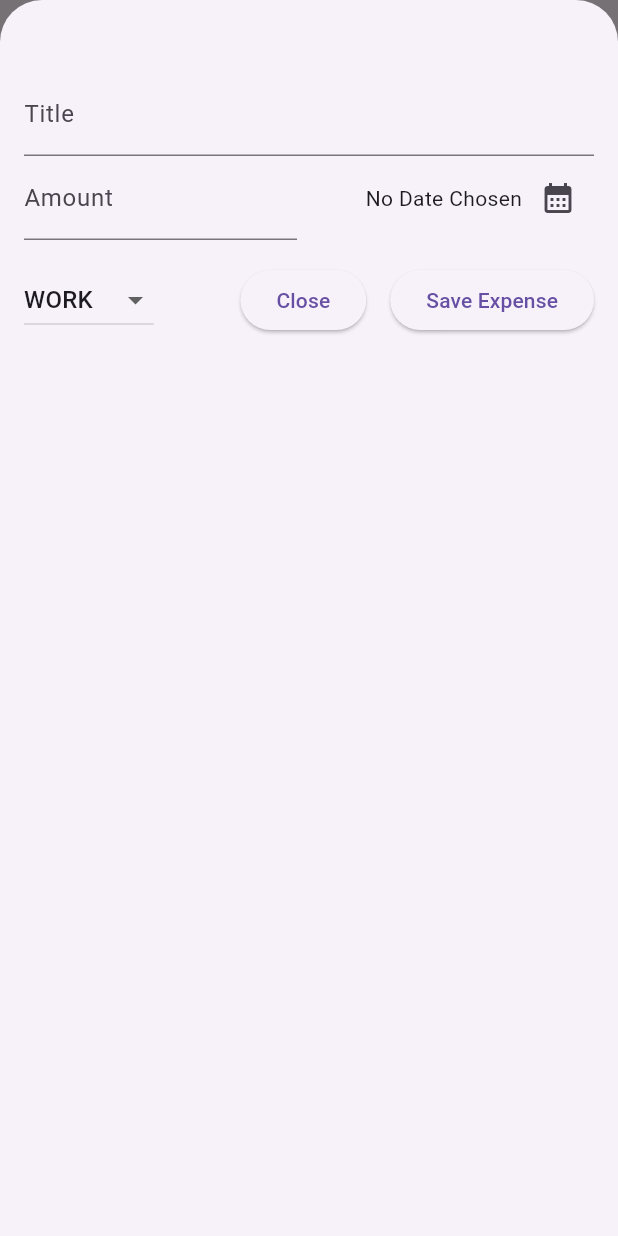
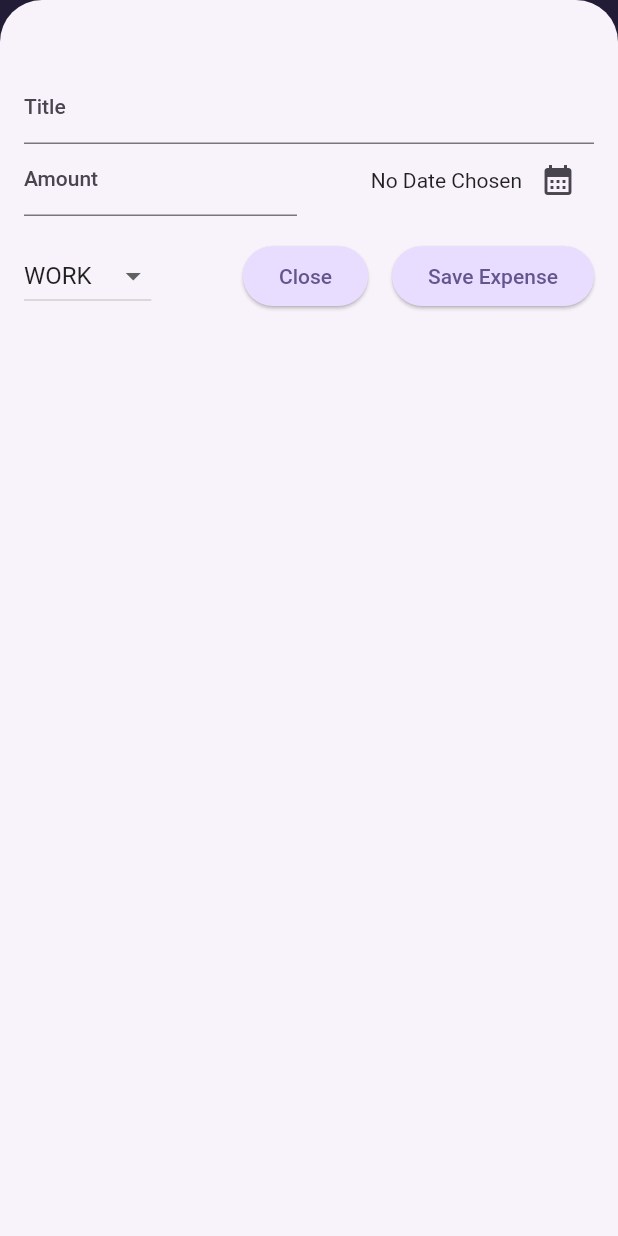
Before and after one commit to yasser942/expense_tracker, a Flutter app: the screen it shows after launch, after a tap on the "add" icon, on a phone screen of 412 x 824 dp. Run offline on Flutter 3.47's test engine with Material 2 defaults, Android fonts, the phone set to English and light mode, and no system bars.

Commit message:
Project Finished

```diff
--- a/lib/main.dart
+++ b/lib/main.dart
@@ -1,11 +1,65 @@
+import 'package:flutter/material.dart';
+
 import 'package:expense_tracker/widgets/expenses.dart';
-import 'package:flutter/material.dart';
+
+var kColorScheme = ColorScheme.fromSeed(
+  seedColor: const Color.fromARGB(255, 96, 59, 181),
+);
+
+var kDarkColorScheme = ColorScheme.fromSeed(
+  brightness: Brightness.dark,
+  seedColor: const Color.fromARGB(255, 5, 99, 125),
+);
 
 void main() {
   runApp(
     MaterialApp(
+      darkTheme: ThemeData.dark().copyWith(
+        useMaterial3: true,
+        colorScheme: kDarkColorScheme,
+        cardTheme: const CardTheme().copyWith(
+          color: kDarkColorScheme.secondaryContainer,
+          margin: const EdgeInsets.symmetric(
+            horizontal: 16,
+            vertical: 8,
+          ),
+        ),
+        elevatedButtonTheme: ElevatedButtonThemeData(
+          style: ElevatedButton.styleFrom(
+            backgroundColor: kDarkColorScheme.primaryContainer,
+            foregroundColor: kDarkColorScheme.onPrimaryContainer,
+          ),
+        ),
+      ),
+      theme: ThemeData().copyWith(
+        useMaterial3: true,
+        colorScheme: kColorScheme,
+        appBarTheme: const AppBarTheme().copyWith(
+          backgroundColor: kColorScheme.onPrimaryContainer,
+          foregroundColor: kColorScheme.primaryContainer,
+        ),
+        cardTheme: const CardTheme().copyWith(
+          color: kColorScheme.secondaryContainer,
+          margin: const EdgeInsets.symmetric(
+            horizontal: 16,
+            vertical: 8,
+          ),
+        ),
+        elevatedButtonTheme: ElevatedButtonThemeData(
+          style: ElevatedButton.styleFrom(
+            backgroundColor: kColorScheme.primaryContainer,
+          ),
+        ),
+        textTheme: ThemeData().textTheme.copyWith(
+          titleLarge: TextStyle(
+            fontWeight: FontWeight.bold,
+            color: kColorScheme.onSecondaryContainer,
+            fontSize: 16,
+          ),
+        ),
+      ),
+      // themeMode: ThemeMode.system, // default
       home: const Expenses(),
-      theme: ThemeData(useMaterial3: true),
     ),
   );
 }
--- a/lib/models/expense.dart
+++ b/lib/models/expense.dart
@@ -1,31 +1,21 @@
 import 'package:flutter/material.dart';
+import 'package:uuid/uuid.dart';
 import 'package:intl/intl.dart';
-import 'package:uuid/uuid.dart';
 
 final formatter = DateFormat.yMd();
+
 const uuid = Uuid();
 
-enum Category {
-  food,
-  travel,
-  leisure,
-  work,
-}
+enum Category { food, travel, leisure, work }
 
 const categoryIcons = {
-  Category.food: Icons.fastfood,
-  Category.travel: Icons.flight,
+  Category.food: Icons.lunch_dining,
+  Category.travel: Icons.flight_takeoff,
   Category.leisure: Icons.movie,
   Category.work: Icons.work,
 };
 
 class Expense {
-  final String id;
-  final String title;
-  final double amount;
-  final DateTime date;
-  final Category category;
-
   Expense({
     required this.title,
     required this.amount,
@@ -33,5 +23,38 @@ class Expense {
     required this.category,
   }) : id = uuid.v4();
 
-  String get formattedDate => formatter.format(date);
+  final String id;
+  final String title;
+  final double amount;
+  final DateTime date;
+  final Category category;
+
+  String get formattedDate {
+    return formatter.format(date);
+  }
 }
+
+class ExpenseBucket {
+  const ExpenseBucket({
+    required this.category,
+    required this.expenses,
+  });
+
+  ExpenseBucket.forCategory(List<Expense> allExpenses, this.category)
+      : expenses = allExpenses
+      .where((expense) => expense.category == category)
+      .toList();
+
+  final Category category;
+  final List<Expense> expenses;
+
+  double get totalExpenses {
+    double sum = 0;
+
+    for (final expense in expenses) {
+      sum += expense.amount; // sum = sum + expense.amount
+    }
+
+    return sum;
+  }
+}
--- /dev/null
+++ b/lib/widgets/charts/chart.dart
@@ -0,0 +1,95 @@
+import 'package:expense_tracker/widgets/charts/chart_bar.dart';
+import 'package:flutter/material.dart';
+
+import 'package:expense_tracker/models/expense.dart';
+
+class Chart extends StatelessWidget {
+  const Chart({super.key, required this.expenses});
+
+  final List<Expense> expenses;
+
+  List<ExpenseBucket> get buckets {
+    return [
+      ExpenseBucket.forCategory(expenses, Category.food),
+      ExpenseBucket.forCategory(expenses, Category.leisure),
+      ExpenseBucket.forCategory(expenses, Category.travel),
+      ExpenseBucket.forCategory(expenses, Category.work),
+    ];
+  }
+
+  double get maxTotalExpense {
+    double maxTotalExpense = 0;
+
+    for (final bucket in buckets) {
+      if (bucket.totalExpenses > maxTotalExpense) {
+        maxTotalExpense = bucket.totalExpenses;
+      }
+    }
+
+    return maxTotalExpense;
+  }
+
+  @override
+  Widget build(BuildContext context) {
+    final isDarkMode =
+        MediaQuery.of(context).platformBrightness == Brightness.dark;
+    return Container(
+      margin: const EdgeInsets.all(16),
+      padding: const EdgeInsets.symmetric(
+        vertical: 16,
+        horizontal: 8,
+      ),
+      width: double.infinity,
+      height: 180,
+      decoration: BoxDecoration(
+        borderRadius: BorderRadius.circular(8),
+        gradient: LinearGradient(
+          colors: [
+            Theme.of(context).colorScheme.primary.withOpacity(0.3),
+            Theme.of(context).colorScheme.primary.withOpacity(0.0)
+          ],
+          begin: Alignment.bottomCenter,
+          end: Alignment.topCenter,
+        ),
+      ),
+      child: Column(
+        children: [
+          Expanded(
+            child: Row(
+              crossAxisAlignment: CrossAxisAlignment.end,
+              children: [
+                for (final bucket in buckets) // alternative to map()
+                  ChartBar(
+                    fill: bucket.totalExpenses == 0
+                        ? 0
+                        : bucket.totalExpenses / maxTotalExpense,
+                  )
+              ],
+            ),
+          ),
+          const SizedBox(height: 12),
+          Row(
+            children: buckets
+                .map(
+                  (bucket) => Expanded(
+                child: Padding(
+                  padding: const EdgeInsets.symmetric(horizontal: 4),
+                  child: Icon(
+                    categoryIcons[bucket.category],
+                    color: isDarkMode
+                        ? Theme.of(context).colorScheme.secondary
+                        : Theme.of(context)
+                        .colorScheme
+                        .primary
+                        .withOpacity(0.7),
+                  ),
+                ),
+              ),
+            )
+                .toList(),
+          )
+        ],
+      ),
+    );
+  }
+}
--- /dev/null
+++ b/lib/widgets/charts/chart_bar.dart
@@ -0,0 +1,34 @@
+import 'package:flutter/material.dart';
+
+class ChartBar extends StatelessWidget {
+  const ChartBar({
+    super.key,
+    required this.fill,
+  });
+
+  final double fill;
+
+  @override
+  Widget build(BuildContext context) {
+    final isDarkMode =
+        MediaQuery.of(context).platformBrightness == Brightness.dark;
+    return Expanded(
+      child: Padding(
+        padding: const EdgeInsets.symmetric(horizontal: 4),
+        child: FractionallySizedBox(
+          heightFactor: fill,
+          child: DecoratedBox(
+            decoration: BoxDecoration(
+              shape: BoxShape.rectangle,
+              borderRadius:
+              const BorderRadius.vertical(top: Radius.circular(8)),
+              color: isDarkMode
+                  ? Theme.of(context).colorScheme.secondary
+                  : Theme.of(context).colorScheme.primary.withOpacity(0.65),
+            ),
+          ),
+        ),
+      ),
+    );
+  }
+}
--- a/lib/widgets/expenses.dart
+++ b/lib/widgets/expenses.dart
@@ -1,28 +1,43 @@
+import 'package:expense_tracker/widgets/charts/chart.dart';
+import 'package:flutter/material.dart';
+
+import 'package:expense_tracker/widgets/new_expense.dart';
 import 'package:expense_tracker/widgets/expenses_list/expenses_list.dart';
 import 'package:expense_tracker/models/expense.dart';
-import 'package:expense_tracker/widgets/new_expense.dart';
-import 'package:flutter/material.dart';
 
 class Expenses extends StatefulWidget {
-  const Expenses({Key? key}) : super(key: key);
+  const Expenses({super.key});
 
   @override
-  State<Expenses> createState() => _ExpensesState();
+  State<Expenses> createState() {
+    return _ExpensesState();
+  }
 }
 
 class _ExpensesState extends State<Expenses> {
   final List<Expense> _registeredExpenses = [
     Expense(
-        title: 'New Shoes',
-        amount: 69.99,
+      title: 'Flutter Course',
+      amount: 19.99,
       date: DateTime.now(),
-        category: Category.work),
+      category: Category.work,
+    ),
     Expense(
-        title: 'Weekly Groceries',
-        amount: 16.53,
+      title: 'Cinema',
+      amount: 15.69,
       date: DateTime.now(),
-        category: Category.food),
+      category: Category.leisure,
+    ),
   ];
+
+  void _openAddExpenseOverlay() {
+    showModalBottomSheet(
+      isScrollControlled: true,
+      context: context,
+      builder: (ctx) => NewExpense(onAddExpense: _addExpense),
+    );
+  }
+
   void _addExpense(Expense expense) {
     setState(() {
       _registeredExpenses.add(expense);
@@ -30,41 +45,58 @@ class _ExpensesState extends State<Expenses> {
   }
 
   void _removeExpense(Expense expense) {
+    final expenseIndex = _registeredExpenses.indexOf(expense);
     setState(() {
       _registeredExpenses.remove(expense);
     });
-  }
-
-  void _openAddExpenseOverlay() {
-    showModalBottomSheet(
-        isScrollControlled: true,
-        context: context,
-        builder: (ctx) {
-          return NewExpense(onAddExpense: _addExpense);
+    ScaffoldMessenger.of(context).clearSnackBars();
+    ScaffoldMessenger.of(context).showSnackBar(
+      SnackBar(
+        duration: const Duration(seconds: 3),
+        content: const Text('Expense deleted.'),
+        action: SnackBarAction(
+          label: 'Undo',
+          onPressed: () {
+            setState(() {
+              _registeredExpenses.insert(expenseIndex, expense);
             });
+          },
+        ),
+      ),
+    );
   }
 
   @override
   Widget build(BuildContext context) {
+    Widget mainContent = const Center(
+      child: Text('No expenses found. Start adding some!'),
+    );
+
+    if (_registeredExpenses.isNotEmpty) {
+      mainContent = ExpensesList(
+        expenses: _registeredExpenses,
+        onRemoveExpense: _removeExpense,
+      );
+    }
+
     return Scaffold(
       appBar: AppBar(
-          title: const Text('Expenses'),
+        title: const Text('Flutter ExpenseTracker'),
         actions: [
           IconButton(
             onPressed: _openAddExpenseOverlay,
             icon: const Icon(Icons.add),
-            )
+          ),
         ],
       ),
       body: Column(
         children: [
-            const Text('CHART'),
+          Chart(expenses: _registeredExpenses),
           Expanded(
-                child: ExpensesList(
-              expenses: _registeredExpenses,
-              onRemoveExpense: _removeExpense,
-            )),
+            child: mainContent,
+          ),
         ],
-        ));
+      ),
+    );
   }
 }
--- a/lib/widgets/expenses_list/expense_item.dart
+++ b/lib/widgets/expenses_list/expense_item.dart
@@ -6,10 +6,12 @@ class ExpenseItem extends StatelessWidget {
   final Expense expense;
   @override
   Widget build(BuildContext context) {
+
     return Card(
       child: Padding(
         padding: const EdgeInsets.symmetric(horizontal: 20, vertical: 16),
         child: Column(
+          crossAxisAlignment: CrossAxisAlignment.start,
           children: [
             Text(expense.title),
             const SizedBox(
--- a/lib/widgets/expenses_list/expenses_list.dart
+++ b/lib/widgets/expenses_list/expenses_list.dart
@@ -13,6 +13,20 @@ class ExpensesList extends StatelessWidget {
     return ListView.builder(
       itemCount: expenses.length,
       itemBuilder: (ctx, index) => Dismissible(
+        background: Container(
+          color: Theme.of(context).errorColor.withOpacity(0.8),
+          alignment: Alignment.centerRight,
+          padding: const EdgeInsets.only(right: 20),
+          margin: const EdgeInsets.symmetric(
+            horizontal: 16,
+            vertical: 8,
+          ),
+          child: const Icon(
+            Icons.delete,
+            color: Colors.white,
+            size: 40,
+          ),
+        ),
         key: ValueKey(expenses[index]),
         onDismissed: (direction) {
           onRemoveExpense(expenses[index]);
```
Lines whose indentation alone changed are shown as unchanged.
